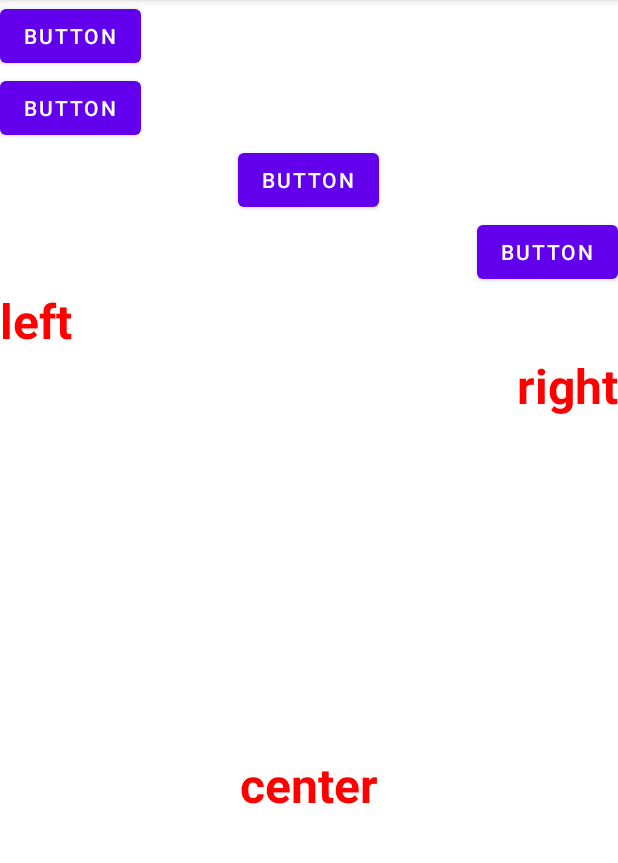
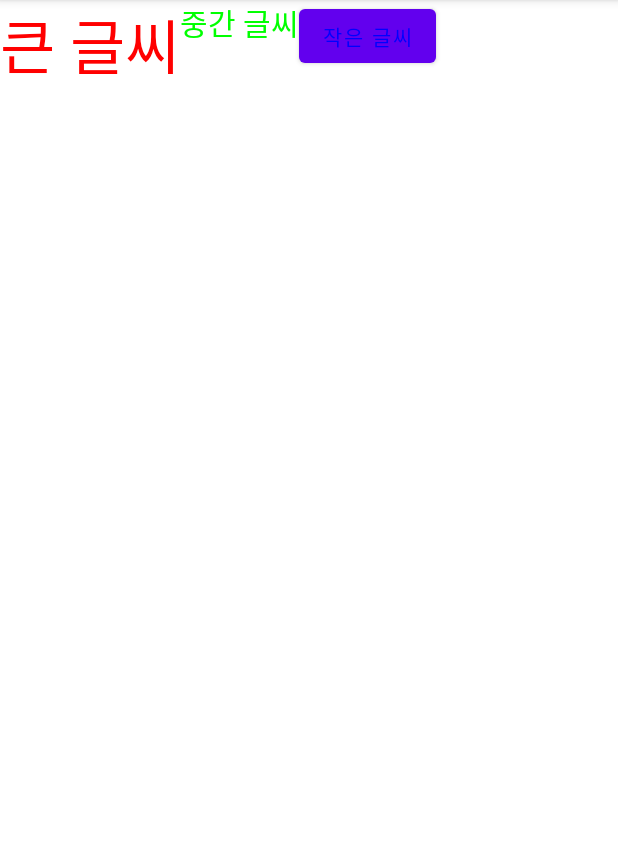
Before and after one commit to ilmntr/DoitAndroidStudio, an Android app: the screen it shows after launch (MainActivity), on a phone screen of 412 x 824 dp, the part 84-947 px from its top. Run offline under Robolectric (Android 15) with nearby library versions, the phone set to English and light mode, and no system bars.

Commit message:
delete all used baselineAligned of LinearLayout

```diff
--- a/app/src/main/res/layout/activity_main.xml
+++ b/app/src/main/res/layout/activity_main.xml
@@ -4,66 +4,31 @@
     xmlns:tools="http://schemas.android.com/tools"
     android:layout_width="match_parent"
     android:layout_height="match_parent"
-    android:orientation="vertical"
+    android:baselineAligned="false"
+    android:orientation="horizontal"
     tools:context=".MainActivity">
 
-    <Button
-        android:id="@+id/button"
+    <TextView
+        android:id="@+id/textView4"
         android:layout_width="wrap_content"
         android:layout_height="wrap_content"
-        android:text="Button" />
+        android:text="큰 글씨"
+        android:textColor="#ff0000"
+        android:textSize="40sp" />
+
+    <TextView
+        android:id="@+id/textView5"
+        android:layout_width="wrap_content"
+        android:layout_height="wrap_content"
+        android:text="중간 글씨"
+        android:textColor="#00ff00"
+        android:textSize="20sp" />
 
     <Button
-        android:id="@+id/button2"
+        android:id="@+id/button5"
         android:layout_width="wrap_content"
         android:layout_height="wrap_content"
-        android:layout_gravity="left"
-        android:text="Button" />
-
-    <Button
-        android:id="@+id/button3"
-        android:layout_width="wrap_content"
-        android:layout_height="wrap_content"
-        android:layout_gravity="center"
-        android:text="Button" />
-
-    <Button
-        android:id="@+id/button4"
-        android:layout_width="wrap_content"
-        android:layout_height="wrap_content"
-        android:layout_gravity="right"
-        android:text="Button" />
-
-    <TextView
-        android:id="@+id/textView"
-        android:layout_width="match_parent"
-        android:layout_height="wrap_content"
-        android:layout_gravity="left"
-        android:gravity="left"
-        android:text="left"
-        android:textColor="#ffff0000"
-        android:textSize="32sp"
-        android:textStyle="bold" />
-
-    <TextView
-        android:id="@+id/textView2"
-        android:layout_width="match_parent"
-        android:layout_height="wrap_content"
-        android:layout_gravity="right"
-        android:gravity="right"
-        android:text="right"
-        android:textColor="#ffff0000"
-        android:textSize="32sp"
-        android:textStyle="bold" />
-
-    <TextView
-        android:id="@+id/textView3"
-        android:layout_width="match_parent"
-        android:layout_height="match_parent"
-        android:layout_gravity="center_vertical"
-        android:gravity="center_horizontal|center_vertical"
-        android:text="center"
-        android:textColor="#ffff0000"
-        android:textSize="32sp"
-        android:textStyle="bold" />
+        android:text="작은 글씨"
+        android:textColor="#0000ff"
+        android:textSize="14sp" />
 </LinearLayout>
```
